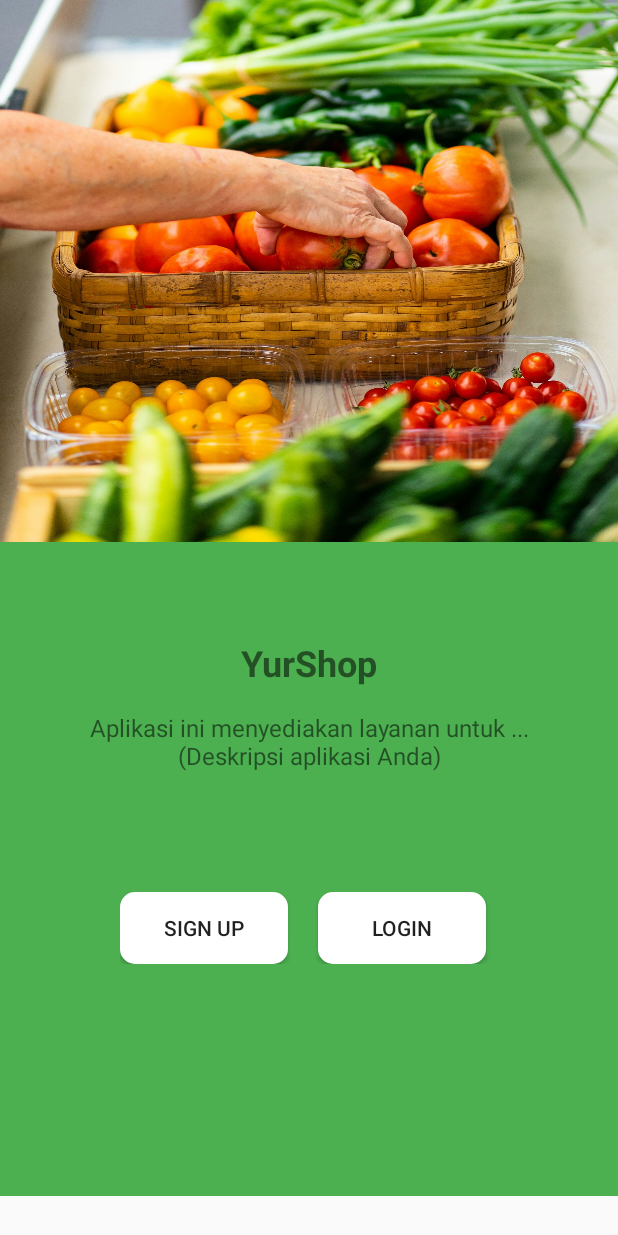
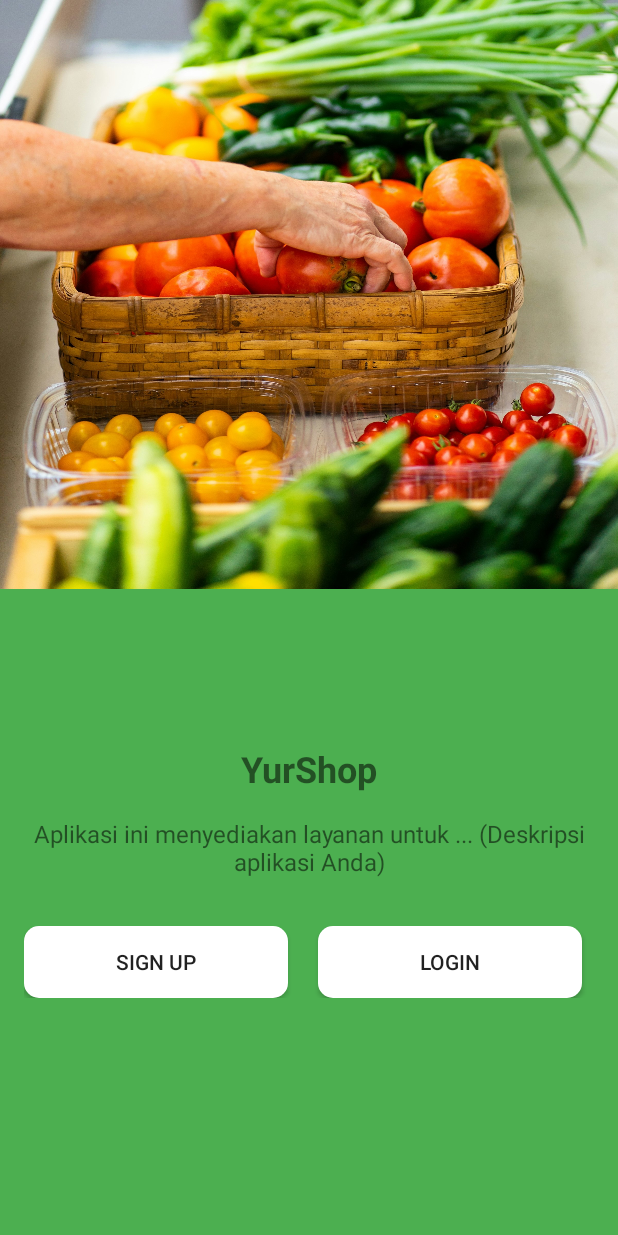
Before and after one commit to AdamJoestar/yurshop, an Android app built with Jetpack Compose: the OnboardingActivity screen opened directly, with no data from a screen before it, on a phone screen of 412 x 824 dp. Run offline under Robolectric (Android 15) with nearby library versions, the phone set to English and light mode, and no system bars.

Commit message:
update sedikit wkkwkw

```diff
--- a/app/src/main/res/layout/activity_onboarding.xml
+++ b/app/src/main/res/layout/activity_onboarding.xml
@@ -1,32 +1,50 @@
 <?xml version="1.0" encoding="utf-8"?>
-<LinearLayout xmlns:android="http://schemas.android.com/apk/res/android"
+<androidx.constraintlayout.widget.ConstraintLayout
+    xmlns:android="http://schemas.android.com/apk/res/android"
+    xmlns:app="http://schemas.android.com/apk/res-auto"
     xmlns:tools="http://schemas.android.com/tools"
     android:layout_width="match_parent"
-    android:layout_height="wrap_content"
-    android:orientation="vertical"
-    android:padding="0dp"
+    android:layout_height="match_parent"
     android:background="@color/green">
+
+    <androidx.constraintlayout.widget.Guideline
+        android:id="@+id/guideline"
+        android:layout_width="wrap_content"
+        android:layout_height="wrap_content"
+        android:orientation="horizontal"
+        app:layout_constraintGuide_begin="393dp" />
 
     <ImageView
         android:id="@+id/imageView"
-        android:layout_width="match_parent"
-        android:layout_height="361dp"
+        android:layout_width="0dp"
+        android:layout_height="0dp"
         android:scaleType="fitXY"
-        android:src="@drawable/tampilan_awal" />
+        android:src="@drawable/tampilan_awal"
+        app:layout_constraintBottom_toTopOf="@+id/guideline"
+        app:layout_constraintEnd_toEndOf="parent"
+        app:layout_constraintStart_toStartOf="parent"
+        app:layout_constraintTop_toTopOf="parent" />
 
     <LinearLayout
-        android:layout_width="match_parent"
-        android:layout_height="372dp"
+        android:id="@+id/linearLayout"
+        android:layout_width="0dp"
+        android:layout_height="wrap_content"
         android:background="@color/green"
         android:orientation="vertical"
-        android:layout_margin="32dp">
+        android:padding="16dp"
+        app:layout_constraintBottom_toBottomOf="parent"
+        app:layout_constraintEnd_toEndOf="parent"
+        app:layout_constraintHorizontal_bias="0.0"
+        app:layout_constraintStart_toStartOf="parent"
+        app:layout_constraintTop_toTopOf="@+id/guideline"
+        app:layout_constraintVertical_bias="0.281">
 
         <TextView
             android:id="@+id/tvIntroTitle"
             android:layout_width="match_parent"
             android:layout_height="wrap_content"
+            android:layout_marginTop="32dp"
             android:gravity="center"
-            android:layout_marginTop="32dp"
             android:paddingBottom="16dp"
             android:text="YurShop"
             android:textSize="24sp"
@@ -40,22 +58,21 @@
             android:paddingBottom="32dp"
             android:text="Aplikasi ini menyediakan layanan untuk ... (Deskripsi aplikasi Anda)"
             android:textSize="16sp" />
+
         <LinearLayout
             android:layout_width="match_parent"
             android:layout_height="wrap_content"
             android:gravity="center"
-            android:layout_margin="48dp"
             android:orientation="horizontal">
-
 
             <Button
                 android:id="@+id/btnRegister"
                 android:layout_width="0dp"
                 android:layout_height="wrap_content"
+                android:layout_marginRight="20dp"
                 android:layout_weight="1"
-                android:text="Sign Up"
                 android:background="@drawable/rounded_button"
-                android:layout_marginRight="20dp"/>
+                android:text="Sign Up" />
 
             <Button
                 android:id="@+id/btnLogin"
@@ -63,12 +80,11 @@
                 android:layout_height="wrap_content"
                 android:layout_marginEnd="8dp"
                 android:layout_weight="1"
-                android:text="Login"
-                android:background="@drawable/rounded_button"/>
-
-
+                android:background="@drawable/rounded_button"
+                android:text="Login" />
 
         </LinearLayout>
 
     </LinearLayout>
-</LinearLayout>
+
+</androidx.constraintlayout.widget.ConstraintLayout>
--- a/app/src/main/res/values/themes.xml
+++ b/app/src/main/res/values/themes.xml
@@ -6,4 +6,4 @@
     <style name="AppTheme" parent="Theme.AppCompat.Light.DarkActionBar">
         <item name="windowNoTitle">true</item>
     </style>
-    </resources>
+        </resources>
--- a/gradle/libs.versions.toml
+++ b/gradle/libs.versions.toml
@@ -1,5 +1,5 @@
 [versions]
-agp = "8.7.0"
+agp = "8.7.2"
 kotlin = "2.0.0"
 coreKtx = "1.13.1"
 junit = "4.13.2"
```
